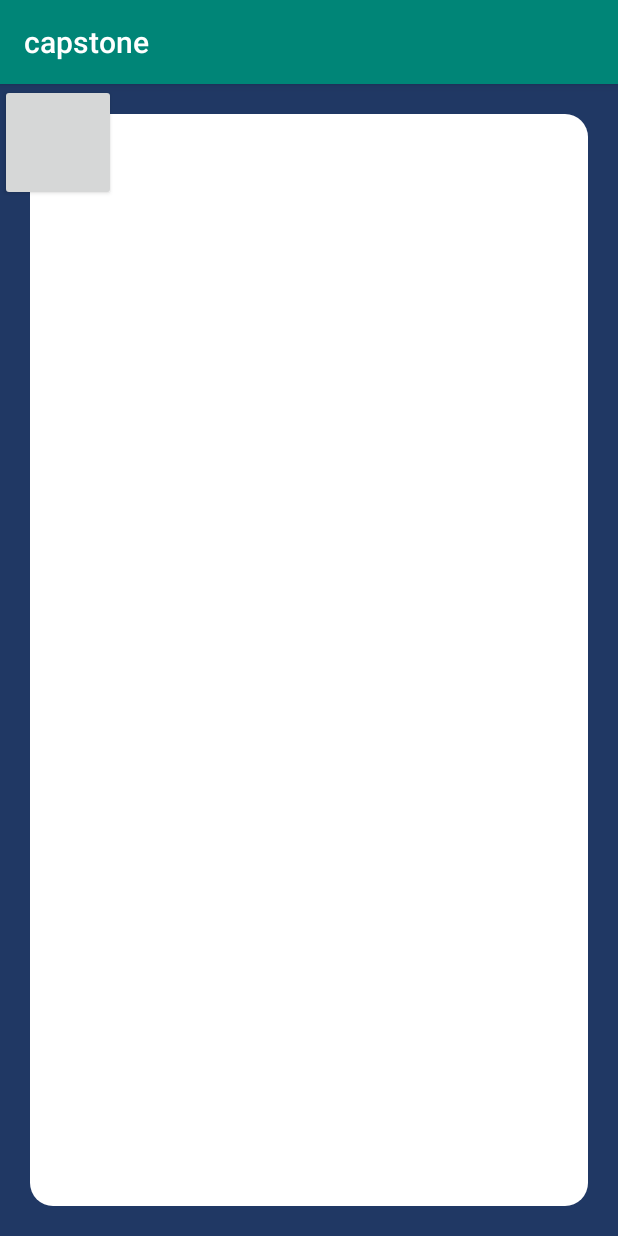
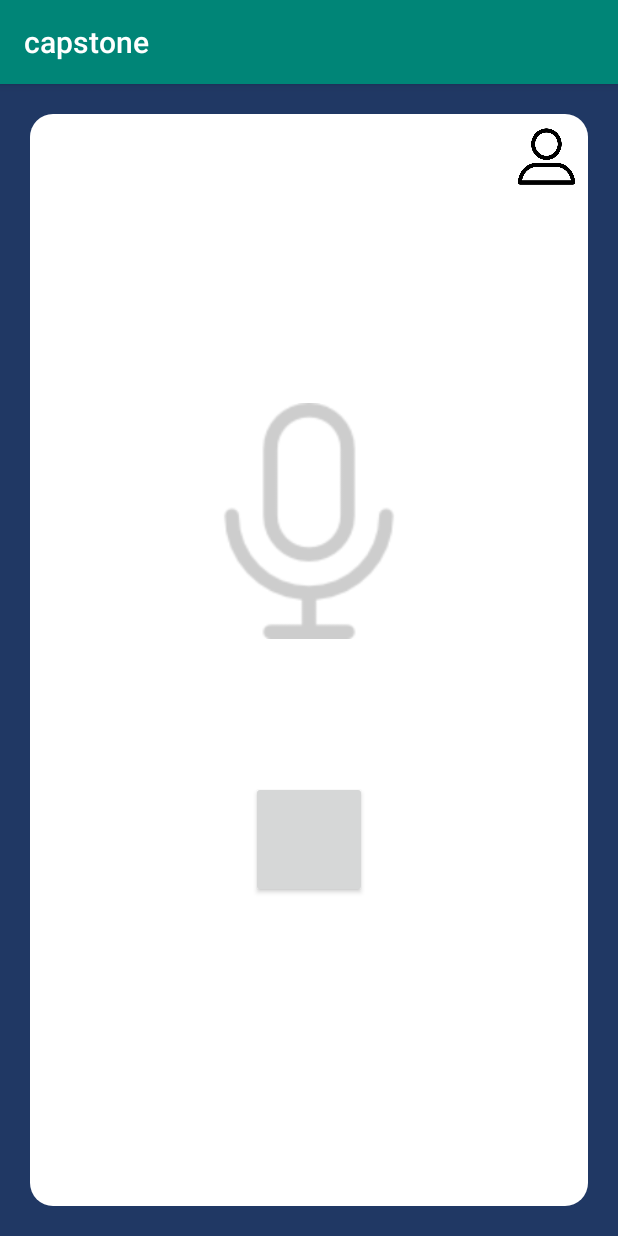
Before and after one commit to HeeJack/capstone_temp, an Android app: the ConferenceActivity screen opened directly, with no data from a screen before it, on a phone screen of 412 x 824 dp. Run offline under Robolectric (Android 15) with nearby library versions, the phone set to English and light mode, and no system bars; 2 statements that could not run were skipped.

Commit message:
수정중

```diff
--- a/app/src/main/res/layout/activity_conference.xml
+++ b/app/src/main/res/layout/activity_conference.xml
@@ -8,34 +8,63 @@
     android:orientation="vertical"
     android:background="@color/background">
 
-    <LinearLayout
-        android:layout_width="match_parent"
-        android:layout_height="match_parent"
-        android:layout_margin="20dp"
-        android:background="@drawable/coner_rectangle"
-        android:orientation="vertical"
-        tools:layout_editor_absoluteX="20dp"
-        tools:layout_editor_absoluteY="16dp" >
+    <FrameLayout
+    android:id="@+id/frameLayout"
+    android:layout_width="match_parent"
+    android:layout_height="match_parent"
+    android:layout_margin="20dp"
+    android:background="@drawable/coner_rectangle"
+    tools:layout_editor_absoluteX="20dp"
+    tools:layout_editor_absoluteY="16dp">
 
-        <LinearLayout
-            android:layout_width="match_parent"
-            android:layout_height="223dp"
-            android:orientation="vertical"></LinearLayout>
-
-        <LinearLayout
-            android:layout_width="match_parent"
-            android:layout_height="183dp"
-            android:orientation="vertical">
-
-        </LinearLayout>
-    </LinearLayout>
+    </FrameLayout>
 
     <Button
         android:id="@+id/button_play"
         android:layout_width="77dp"
         android:layout_height="78dp"
-        tools:background="@drawable/play_grey"
-        tools:layout_editor_absoluteX="167dp"
-        tools:layout_editor_absoluteY="429dp" />
+        android:layout_marginStart="8dp"
+        android:layout_marginTop="8dp"
+        android:layout_marginEnd="8dp"
+        android:layout_marginBottom="8dp"
+        app:layout_constraintBottom_toBottomOf="parent"
+        app:layout_constraintEnd_toEndOf="parent"
+        app:layout_constraintStart_toStartOf="parent"
+        app:layout_constraintTop_toTopOf="parent"
+        app:layout_constraintVertical_bias="0.678"
+        tools:background="@drawable/play_grey" />
+
+    <ImageView
+        android:id="@+id/imageView"
+        android:layout_width="157dp"
+        android:layout_height="180dp"
+        android:layout_marginStart="8dp"
+        android:layout_marginTop="8dp"
+        android:layout_marginEnd="8dp"
+        android:layout_marginBottom="332dp"
+        app:layout_constraintBottom_toBottomOf="parent"
+        app:layout_constraintEnd_toEndOf="parent"
+        app:layout_constraintStart_toStartOf="parent"
+        app:layout_constraintTop_toTopOf="parent"
+        app:layout_constraintVertical_bias="0.779"
+        app:srcCompat="@drawable/mic_grey" />
+
+
+    <Button
+        android:id="@+id/button9"
+        android:layout_width="38dp"
+        android:layout_height="39dp"
+        android:layout_marginStart="8dp"
+        android:layout_marginTop="8dp"
+        android:layout_marginEnd="8dp"
+        android:layout_marginBottom="8dp"
+        android:background="@drawable/profile"
+        android:textColor="@android:color/black"
+        app:layout_constraintBottom_toBottomOf="parent"
+        app:layout_constraintEnd_toEndOf="parent"
+        app:layout_constraintHorizontal_bias="0.943"
+        app:layout_constraintStart_toStartOf="parent"
+        app:layout_constraintTop_toTopOf="parent"
+        app:layout_constraintVertical_bias="0.029" />
 
 </android.support.constraint.ConstraintLayout>
```
Also changed, not shown: app/src/main/res/layout/activity_channel_list.xml (+19 -58 lines), app/src/main/res/layout/activity_make_channel.xml (+70 -13 lines), app/src/main/res/layout/activity_note.xml (+28 -6 lines), app/src/main/res/drawable/CHATTING.png (added), app/src/main/res/drawable/FULL_DIALOG_GREY.png (added), app/src/main/res/drawable/FULL_DIALOG_WHITE.png (added), app/src/main/res/drawable/SEARCH.png (added), app/src/main/res/drawable/SETTING.png (added), app/src/main/res/drawable/SUMMARY.png (added), app/src/main/res/drawable/SUMMARY_BLUE.png (added), app/src/main/res/drawable/join_us.png (added), app/src/main/res/drawable/listening.png (added), app/src/main/res/drawable/pause.png (added), app/src/main/res/drawable/profile.png (added), 4 more files.
